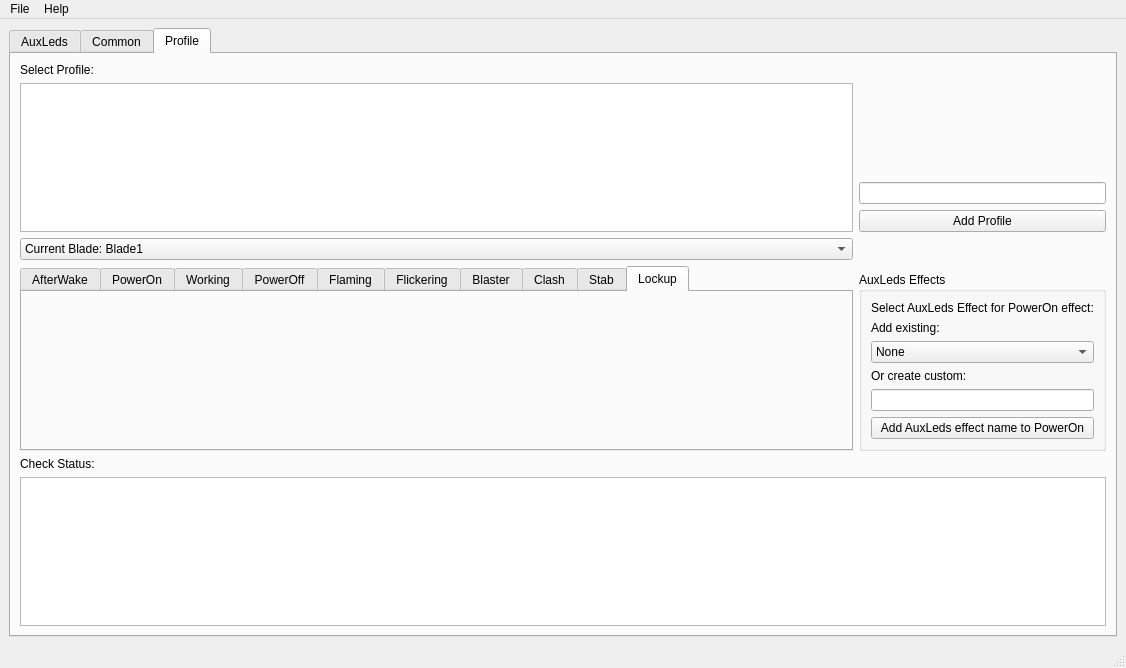
Old version of the form Design.ui in the repository raptorbox01/profileeditor.
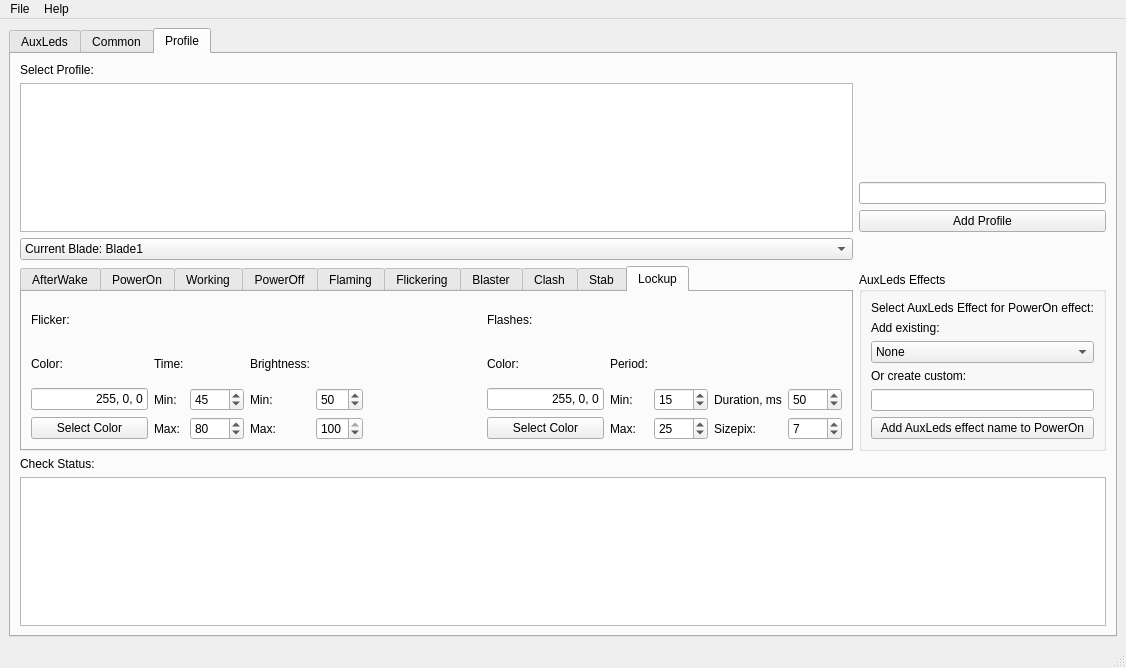
New version of the form. The open tabs and pages were chosen to show the change.

Commit message: +design o profile tab +open files on common tab

```diff
--- a/Design.ui
+++ b/Design.ui
@@ -2284,6 +2284,273 @@
            <attribute name="title">
             <string>Lockup</string>
            </attribute>
+           <layout class="QGridLayout" name="gridLayout_23">
+            <item row="4" column="8">
+             <widget class="QSpinBox" name="SpinLockupPeriodMax">
+              <property name="minimum">
+               <number>1</number>
+              </property>
+              <property name="maximum">
+               <number>9999</number>
+              </property>
+              <property name="singleStep">
+               <number>5</number>
+              </property>
+              <property name="value">
+               <number>25</number>
+              </property>
+             </widget>
+            </item>
+            <item row="3" column="6">
+             <widget class="QLineEdit" name="TxtLockupFlashesColor">
+              <property name="text">
+               <string>255, 0, 0</string>
+              </property>
+              <property name="alignment">
+               <set>Qt::AlignRight|Qt::AlignTrailing|Qt::AlignVCenter</set>
+              </property>
+             </widget>
+            </item>
+            <item row="4" column="0">
+             <widget class="QPushButton" name="BtnLockupFlickerColor">
+              <property name="text">
+               <string>Select Color</string>
+              </property>
+             </widget>
+            </item>
+            <item row="3" column="1">
+             <widget class="QLabel" name="LblLockupTimeMin">
+              <property name="text">
+               <string>Min:</string>
+              </property>
+             </widget>
+            </item>
+            <item row="1" column="1">
+             <widget class="QLabel" name="LblLockupTime">
+              <property name="text">
+               <string>Time:</string>
+              </property>
+             </widget>
+            </item>
+            <item row="3" column="2">
+             <widget class="QSpinBox" name="SpinLockupTimeMin">
+              <property name="minimum">
+               <number>1</number>
+              </property>
+              <property name="maximum">
+               <number>9999</number>
+              </property>
+              <property name="value">
+               <number>45</number>
+              </property>
+             </widget>
+            </item>
+            <item row="1" column="0">
+             <widget class="QLabel" name="LblLockupFlickerColor">
+              <property name="text">
+               <string>Color:</string>
+              </property>
+             </widget>
+            </item>
+            <item row="4" column="1">
+             <widget class="QLabel" name="LblLockupTimeMax">
+              <property name="text">
+               <string>Max:</string>
+              </property>
+             </widget>
+            </item>
+            <item row="4" column="10">
+             <widget class="QSpinBox" name="SpinLockupSizepix">
+              <property name="minimum">
+               <number>1</number>
+              </property>
+              <property name="maximum">
+               <number>144</number>
+              </property>
+              <property name="singleStep">
+               <number>1</number>
+              </property>
+              <property name="value">
+               <number>7</number>
+              </property>
+             </widget>
+            </item>
+            <item row="1" column="7">
+             <widget class="QLabel" name="LblLockupPeriod">
+              <property name="text">
+               <string>Period:</string>
+              </property>
+             </widget>
+            </item>
+            <item row="3" column="0">
+             <widget class="QLineEdit" name="TxtLockupFlickerColor">
+              <property name="inputMask">
+               <string/>
+              </property>
+              <property name="text">
+               <string>255, 0, 0</string>
+              </property>
+              <property name="alignment">
+               <set>Qt::AlignRight|Qt::AlignTrailing|Qt::AlignVCenter</set>
+              </property>
+             </widget>
+            </item>
+            <item row="4" column="6">
+             <widget class="QPushButton" name="BtnLockupFlashesColor">
+              <property name="text">
+               <string>Select Color</string>
+              </property>
+             </widget>
+            </item>
+            <item row="3" column="9">
+             <widget class="QLabel" name="LblLockupDuration">
+              <property name="text">
+               <string>Duration, ms</string>
+              </property>
+             </widget>
+            </item>
+            <item row="3" column="8">
+             <widget class="QSpinBox" name="SpinLockupPeriodMin">
+              <property name="minimum">
+               <number>1</number>
+              </property>
+              <property name="maximum">
+               <number>9999</number>
+              </property>
+              <property name="singleStep">
+               <number>1</number>
+              </property>
+              <property name="value">
+               <number>15</number>
+              </property>
+             </widget>
+            </item>
+            <item row="3" column="10">
+             <widget class="QSpinBox" name="SpinLockupDuration">
+              <property name="minimum">
+               <number>1</number>
+              </property>
+              <property name="maximum">
+               <number>9999</number>
+              </property>
+              <property name="singleStep">
+               <number>10</number>
+              </property>
+              <property name="value">
+               <number>50</number>
+              </property>
+             </widget>
+            </item>
+            <item row="4" column="9">
+             <widget class="QLabel" name="LblLockupSizepix">
+              <property name="text">
+               <string>Sizepix:</string>
+              </property>
+             </widget>
+            </item>
+            <item row="3" column="7">
+             <widget class="QLabel" name="LblLockupPeriodMin">
+              <property name="text">
+               <string>Min:</string>
+              </property>
+             </widget>
+            </item>
+            <item row="4" column="4">
+             <widget class="QSpinBox" name="SpinLockupBrightnessMax">
+              <property name="maximum">
+               <number>100</number>
+              </property>
+              <property name="value">
+               <number>100</number>
+              </property>
+             </widget>
+            </item>
+            <item row="4" column="3">
+             <widget class="QLabel" name="LblLockcupBrightnessMax">
+              <property name="text">
+               <string>Max:</string>
+              </property>
+             </widget>
+            </item>
+            <item row="0" column="0">
+             <widget class="QLabel" name="LblLockupFlicker">
+              <property name="text">
+               <string>Flicker:</string>
+              </property>
+             </widget>
+            </item>
+            <item row="0" column="6">
+             <widget class="QLabel" name="LblLockupFlashes">
+              <property name="text">
+               <string>Flashes:</string>
+              </property>
+             </widget>
+            </item>
+            <item row="1" column="3">
+             <widget class="QLabel" name="LblLockupBrightness">
+              <property name="text">
+               <string>Brightness:</string>
+              </property>
+             </widget>
+            </item>
+            <item row="1" column="6">
+             <widget class="QLabel" name="LblLockupFlashesColor">
+              <property name="text">
+               <string>Color:</string>
+              </property>
+             </widget>
+            </item>
+            <item row="4" column="2">
+             <widget class="QSpinBox" name="spinBox_21">
+              <property name="minimum">
+               <number>1</number>
+              </property>
+              <property name="maximum">
+               <number>9999</number>
+              </property>
+              <property name="value">
+               <number>80</number>
+              </property>
+             </widget>
+            </item>
+            <item row="3" column="4">
+             <widget class="QSpinBox" name="SpinLockupBrightnessMin">
+              <property name="maximum">
+               <number>100</number>
+              </property>
+              <property name="value">
+               <number>50</number>
+              </property>
+             </widget>
+            </item>
+            <item row="3" column="3">
+             <widget class="QLabel" name="LblLockupBrightnessMin">
+              <property name="text">
+               <string>Min:</string>
+              </property>
+             </widget>
+            </item>
+            <item row="4" column="7">
+             <widget class="QLabel" name="LblLockupPeriodMax">
+              <property name="text">
+               <string>Max:</string>
+              </property>
+             </widget>
+            </item>
+            <item row="4" column="5">
+             <spacer name="horizontalSpacer_13">
+              <property name="orientation">
+               <enum>Qt::Horizontal</enum>
+              </property>
+              <property name="sizeHint" stdset="0">
+               <size>
+                <width>40</width>
+                <height>20</height>
+               </size>
+              </property>
+             </spacer>
+            </item>
+           </layout>
           </widget>
          </widget>
         </item>
```
Left out of the diff: 235 changed lines with no effect on the pictures. The commit also changes 5 other files.
